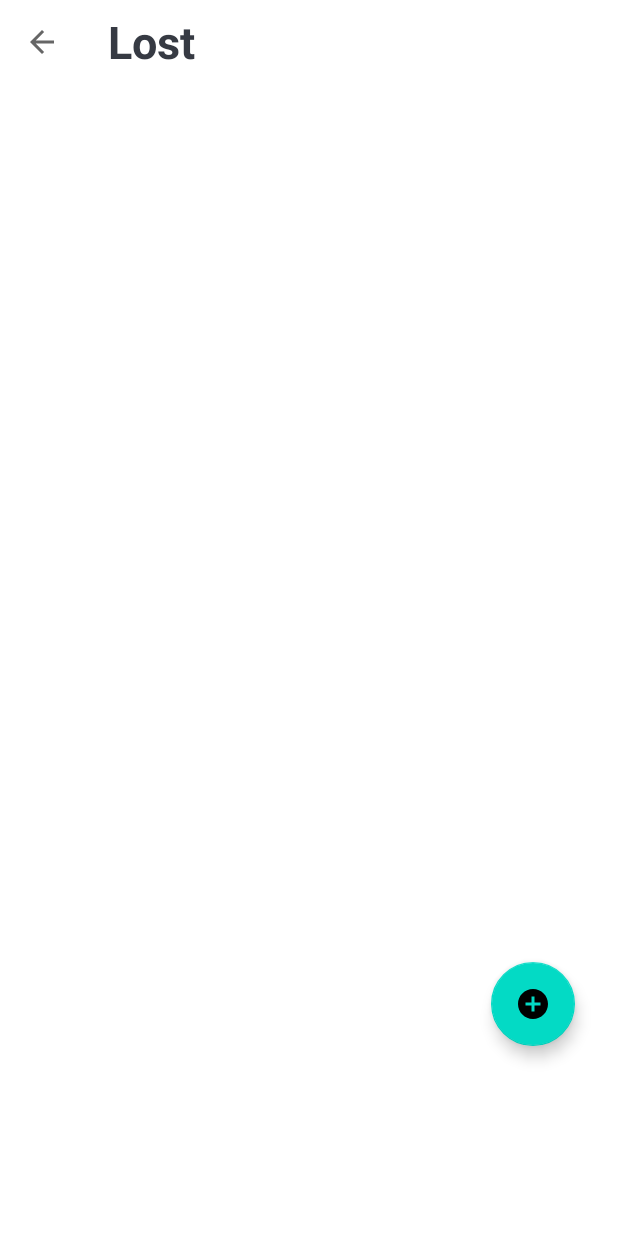
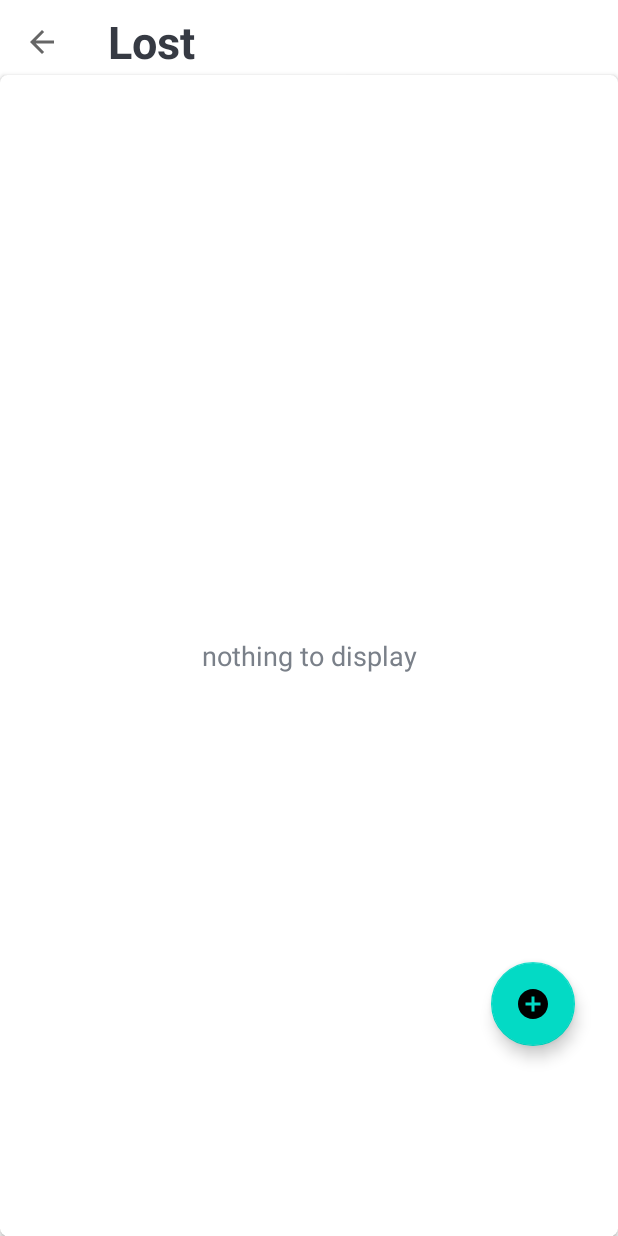
Before and after one commit to Ganesh-P03/tirutsava22-appdev, an Android app: the LostActivity screen opened directly, with no data from a screen before it, on a phone screen of 412 x 824 dp. Run offline under Robolectric (Android 15) with nearby library versions, the phone set to English and light mode, and no system bars; our stand-ins replace Firebase (no records; nobody signed in at launch, a user with empty details on screens opened directly).

Commit message:
update lost UI

```diff
--- a/app/src/main/java/com/example/broadcast/activities/LostActivity.kt
+++ b/app/src/main/java/com/example/broadcast/activities/LostActivity.kt
@@ -3,7 +3,15 @@ package com.example.broadcast.activities
 import android.content.Intent
 import androidx.appcompat.app.AppCompatActivity
 import android.os.Bundle
+import android.view.View
+import androidx.recyclerview.widget.LinearLayoutManager
 import com.example.broadcast.R
+import com.example.broadcast.adapters.EventItemsAdapter
+import com.example.broadcast.adapters.LostItemsAdapter
+import com.example.broadcast.firebase.FireStoreClass
+import com.example.broadcast.models.Event
+import com.example.broadcast.models.Lost
+import kotlinx.android.synthetic.main.activity_events.*
 import kotlinx.android.synthetic.main.activity_lost.*
 import kotlinx.android.synthetic.main.activity_signin.*
 import kotlinx.android.synthetic.main.activity_signin.toolbar_sign_in_activity
@@ -16,6 +24,9 @@ class LostActivity : BaseActivity() {
         fab_add_lost.setOnClickListener{
             startActivity(Intent(this,AddLostActivity::class.java))
         }
+
+        showProgressDialog("Please Wait")
+        FireStoreClass().getLostsList(this)
     }
 
     private fun setActionBar(){
@@ -31,4 +42,25 @@ class LostActivity : BaseActivity() {
 
 
     }
+
+
+    fun populateLostsListToUI(lostList:ArrayList<Lost>){
+        hideProgressDialog()
+
+        if(lostList.size>0){
+            rv_losts_list.visibility= View.VISIBLE
+            tv_nothing_available.visibility= View.GONE
+
+            rv_losts_list.layoutManager = LinearLayoutManager(this)
+            rv_losts_list.setHasFixedSize(true)
+
+            val adapter = LostItemsAdapter(this, lostList)
+            rv_losts_list.adapter = adapter // Attach the adapter to the recyclerView.
+
+        } else {
+            rv_losts_list.visibility = View.GONE
+            tv_nothing_available.visibility = View.VISIBLE
+
+        }
+    }
 }
--- a/app/src/main/java/com/example/broadcast/firebase/FireStoreClass.kt
+++ b/app/src/main/java/com/example/broadcast/firebase/FireStoreClass.kt
@@ -143,7 +143,7 @@ class FireStoreClass {
 
 
     fun getLostsList(activity:LostActivity){
-        myFirestore.collection("EVENTS")
+        myFirestore.collection("LOSTS")
             .get()
             .addOnSuccessListener { document ->
 
@@ -161,7 +161,7 @@ class FireStoreClass {
                 }
 
 
-                //activity.populateLostsListToUI(lostsList)
+                activity.populateLostsListToUI(lostsList)
             }
             .addOnFailureListener { e ->
 
--- a/app/src/main/res/layout/activity_lost.xml
+++ b/app/src/main/res/layout/activity_lost.xml
@@ -25,6 +25,33 @@
     </androidx.appcompat.widget.Toolbar>
 
 
+    <androidx.cardview.widget.CardView
+        android:layout_width="match_parent"
+        android:layout_height="match_parent"
+        android:layout_marginTop="50dp"
+        android:background="@android:color/white"
+        android:elevation="5dp"
+        app:cardCornerRadius="5dp"
+        app:layout_constraintTop_toBottomOf="@+id/toolbar_lost_activity">
+
+        <androidx.recyclerview.widget.RecyclerView
+            android:id="@+id/rv_losts_list"
+            android:layout_width="match_parent"
+            android:layout_height="match_parent"
+            android:visibility="gone" />
+
+        <TextView
+            android:id="@+id/tv_nothing_available"
+            android:layout_width="match_parent"
+            android:layout_height="match_parent"
+            android:gravity="center"
+            android:text="nothing to display"
+            android:textColor="@color/secondary_text_color"
+            android:textSize="18dp" />
+
+    </androidx.cardview.widget.CardView>
+
+
     <com.google.android.material.floatingactionbutton.FloatingActionButton
         android:id="@+id/fab_add_lost"
         android:layout_width="wrap_content"
--- a/app/src/main/res/layout/activity_signup.xml
+++ b/app/src/main/res/layout/activity_signup.xml
@@ -107,7 +107,7 @@
                         android:id="@+id/et_password"
                         android:layout_width="match_parent"
                         android:layout_height="wrap_content"
-
+                        android:hint="password"
 
                         android:inputType="textPassword"
                         android:textColor="#363A43"
```
Also changed, not shown: app/src/main/AndroidManifest.xml (+6 -3 lines), app/src/main/java/com/example/broadcast/adapters/LostItemsAdapter.kt (added, +75 -0 lines), app/src/main/res/layout/item_lost.xml (added, +84 -0 lines).
